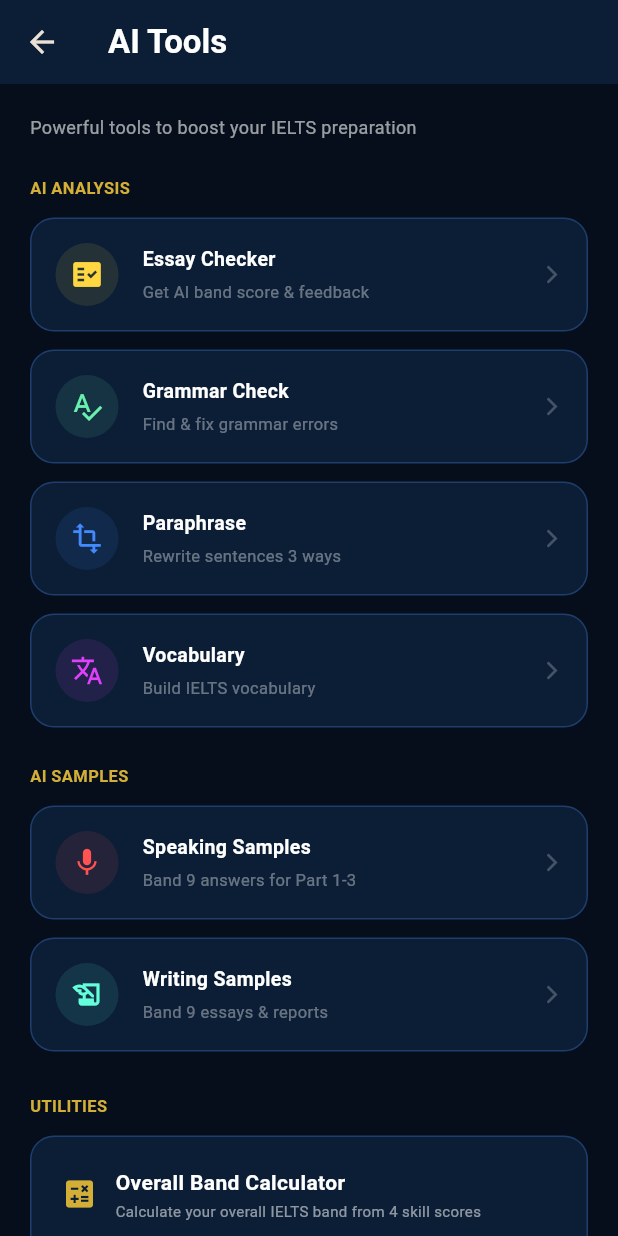
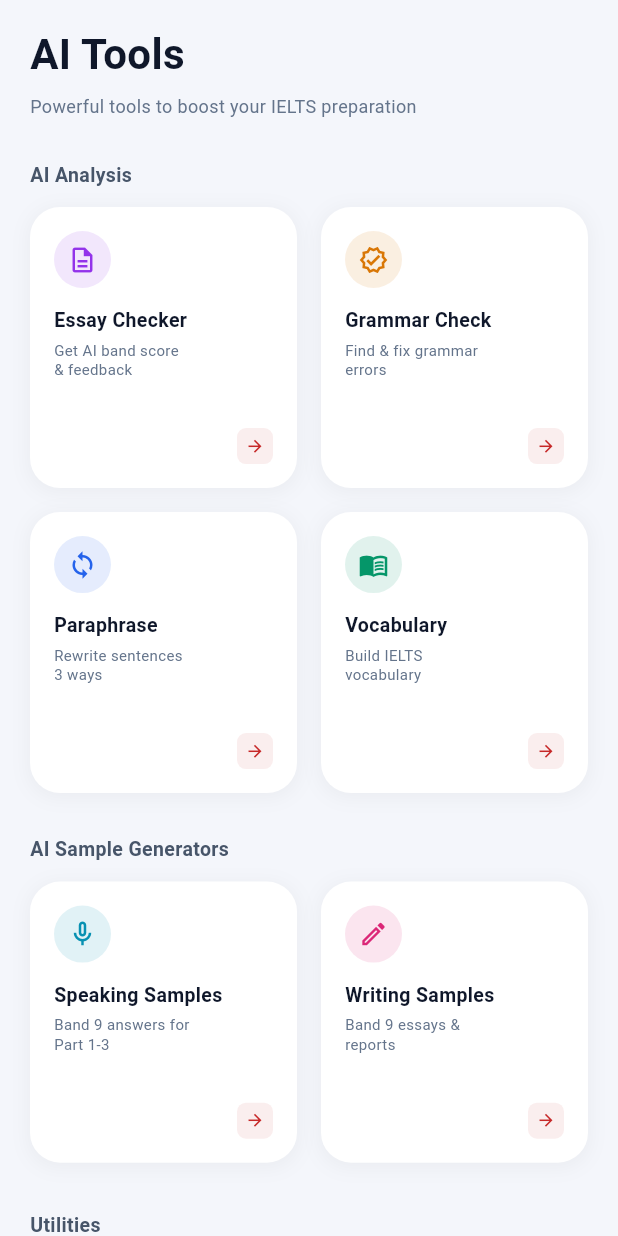
Before and after one commit to Omatsulijoshua/AuraLingo-AI-, a Flutter app: the ToolsScreen screen opened directly, on a phone screen of 412 x 824 dp. Run offline on Flutter 3.47's test engine with Material 3 defaults, Android fonts, the phone set to English and light mode, and no system bars; our stand-ins replace audioplayers, flutter_riverpod, shared_preferences; accounts and stored records are empty.

Commit message:
Feat: Redesign AI Tools screen to match modern 2-column grid layout, white cards, circle icons, fully clickable

```diff
--- a/mobile_app/lib/screens/tools_screen.dart
+++ b/mobile_app/lib/screens/tools_screen.dart
@@ -4,6 +4,8 @@
 import 'grammar_checker_screen.dart';
 import 'paraphrase_screen.dart';
 import 'vocabulary_builder_screen.dart';
+import 'speaking_practice_screen.dart';
+import 'writing_practice_screen.dart';
 
 class ToolsScreen extends StatefulWidget {
   const ToolsScreen({super.key});
@@ -40,28 +42,62 @@
   @override
   Widget build(BuildContext context) {
     return Scaffold(
-      backgroundColor: const Color(0xFF050E1A),
+      backgroundColor: const Color(0xFFF4F6FB),
       appBar: AppBar(
-        backgroundColor: const Color(0xFF0B1E36),
-        title: Text(_t('ai_tools_title'), style: const TextStyle(color: Colors.white, fontWeight: FontWeight.bold)),
+        backgroundColor: Colors.transparent,
         elevation: 0,
+        toolbarHeight: 0,
       ),
-      body: SingleChildScrollView(
-        padding: const EdgeInsets.all(20),
+      body: SafeArea(
+        child: SingleChildScrollView(
+          padding: const EdgeInsets.symmetric(horizontal: 20.0, vertical: 16.0),
           child: Column(
             crossAxisAlignment: CrossAxisAlignment.start,
             children: [
-            Text(_t('ai_tools_desc'), style: const TextStyle(color: Colors.white60, fontSize: 12)),
-            const SizedBox(height: 24),
+              // Title Header Section
+              const Text(
+                'AI Tools',
+                style: TextStyle(
+                  color: Color(0xFF0F172A),
+                  fontSize: 28,
+                  fontWeight: FontWeight.bold,
+                ),
+              ),
+              const SizedBox(height: 6),
+              const Text(
+                'Powerful tools to boost your IELTS preparation',
+                style: TextStyle(
+                  color: Color(0xFF64748B),
+                  fontSize: 12,
+                ),
+              ),
+              const SizedBox(height: 28),
 
-            // AI Analysis Grid
-            const Text('AI ANALYSIS', style: TextStyle(color: Color(0xFFD4AF37), fontSize: 11, fontWeight: FontWeight.bold)),
+              // AI Analysis Header
+              const Text(
+                'AI Analysis',
+                style: TextStyle(
+                  color: Color(0xFF475569),
+                  fontSize: 13,
+                  fontWeight: FontWeight.bold,
+                ),
+              ),
               const SizedBox(height: 12),
-            _buildToolCard(
-              _t('essay_checker'),
-              _t('essay_checker_desc'),
-              Icons.fact_check,
-              Colors.amberAccent,
+
+              // 2-Column Grid for AI Analysis
+              GridView.count(
+                shrinkWrap: true,
+                physics: const NeverScrollableScrollPhysics(),
+                crossAxisCount: 2,
+                crossAxisSpacing: 16,
+                mainAxisSpacing: 16,
+                childAspectRatio: 0.95,
+                children: [
+                  _buildGridToolCard(
+                    'Essay Checker',
+                    'Get AI band score\n& feedback',
+                    Icons.description_outlined,
+                    const Color(0xFF9333EA), // Purple
                     onTap: () {
                       Navigator.push(
                         context,
@@ -69,12 +105,11 @@
                       );
                     },
                   ),
-            const SizedBox(height: 12),
-            _buildToolCard(
-              _t('grammar_check'),
-              _t('grammar_check_desc'),
-              Icons.spellcheck,
-              Colors.greenAccent,
+                  _buildGridToolCard(
+                    'Grammar Check',
+                    'Find & fix grammar\nerrors',
+                    Icons.verified_outlined,
+                    const Color(0xFFD97706), // Orange
                     onTap: () {
                       Navigator.push(
                         context,
@@ -82,12 +117,11 @@
                       );
                     },
                   ),
-            const SizedBox(height: 12),
-            _buildToolCard(
-              _t('paraphrase'),
-              _t('paraphrase_desc'),
-              Icons.transform,
-              Colors.blueAccent,
+                  _buildGridToolCard(
+                    'Paraphrase',
+                    'Rewrite sentences\n3 ways',
+                    Icons.sync,
+                    const Color(0xFF2563EB), // Blue
                     onTap: () {
                       Navigator.push(
                         context,
@@ -95,12 +129,11 @@
                       );
                     },
                   ),
-            const SizedBox(height: 12),
-            _buildToolCard(
-              _t('vocabulary'),
-              _t('vocabulary_desc'),
-              Icons.translate,
-              Colors.purpleAccent,
+                  _buildGridToolCard(
+                    'Vocabulary',
+                    'Build IELTS\nvocabulary',
+                    Icons.menu_book_outlined,
+                    const Color(0xFF059669), // Green
                     onTap: () {
                       Navigator.push(
                         context,
@@ -108,43 +141,103 @@
                       );
                     },
                   ),
-
-            const SizedBox(height: 24),
-
-            // Sample Generators
-            const Text('AI SAMPLES', style: TextStyle(color: Color(0xFFD4AF37), fontSize: 11, fontWeight: FontWeight.bold)),
-            const SizedBox(height: 12),
-            _buildToolCard(_t('speaking_samples'), _t('speaking_samples_desc'), Icons.mic, Colors.redAccent),
-            const SizedBox(height: 12),
-            _buildToolCard(_t('writing_samples'), _t('writing_samples_desc'), Icons.history_edu, Colors.tealAccent),
-
+                ],
+              ),
               const SizedBox(height: 28),
 
-            // Band Calculator Widget
-            const Text('UTILITIES', style: TextStyle(color: Color(0xFFD4AF37), fontSize: 11, fontWeight: FontWeight.bold)),
+              // AI Sample Generators Header
+              const Text(
+                'AI Sample Generators',
+                style: TextStyle(
+                  color: Color(0xFF475569),
+                  fontSize: 13,
+                  fontWeight: FontWeight.bold,
+                ),
+              ),
+              const SizedBox(height: 12),
+
+              // 2-Column Grid for Sample Generators
+              GridView.count(
+                shrinkWrap: true,
+                physics: const NeverScrollableScrollPhysics(),
+                crossAxisCount: 2,
+                crossAxisSpacing: 16,
+                mainAxisSpacing: 16,
+                childAspectRatio: 0.95,
+                children: [
+                  _buildGridToolCard(
+                    'Speaking Samples',
+                    'Band 9 answers for\nPart 1-3',
+                    Icons.mic_none_outlined,
+                    const Color(0xFF0891B2), // Cyan
+                    onTap: () {
+                      Navigator.push(
+                        context,
+                        MaterialPageRoute(builder: (_) => const SpeakingPracticeScreen()),
+                      );
+                    },
+                  ),
+                  _buildGridToolCard(
+                    'Writing Samples',
+                    'Band 9 essays &\nreports',
+                    Icons.edit_outlined,
+                    const Color(0xFFDB2777), // Pink
+                    onTap: () {
+                      Navigator.push(
+                        context,
+                        MaterialPageRoute(builder: (_) => const WritingPracticeScreen()),
+                      );
+                    },
+                  ),
+                ],
+              ),
+              const SizedBox(height: 32),
+
+              // Band Calculator / Utilities
+              const Text(
+                'Utilities',
+                style: TextStyle(
+                  color: Color(0xFF475569),
+                  fontSize: 13,
+                  fontWeight: FontWeight.bold,
+                ),
+              ),
               const SizedBox(height: 12),
 
               Container(
                 padding: const EdgeInsets.all(20),
                 decoration: BoxDecoration(
-                color: const Color(0xFF0B1E36),
-                borderRadius: BorderRadius.circular(16),
-                border: Border.all(color: const Color(0xFF1E3E6E)),
+                  color: Colors.white,
+                  borderRadius: BorderRadius.circular(20),
+                  boxShadow: [
+                    BoxShadow(
+                      color: Colors.black.withValues(alpha: 0.04),
+                      blurRadius: 10,
+                      spreadRadius: 1,
+                      offset: const Offset(0, 2),
+                    ),
+                  ],
                 ),
                 child: Column(
                   crossAxisAlignment: CrossAxisAlignment.stretch,
                   children: [
                     Row(
                       children: [
-                      const Icon(Icons.calculate, color: Color(0xFFD4AF37), size: 24),
+                        const Icon(Icons.calculate_outlined, color: Color(0xFFC62828), size: 24),
                         const SizedBox(width: 12),
                         Expanded(
                           child: Column(
                             crossAxisAlignment: CrossAxisAlignment.start,
                             children: [
-                            Text(_t('band_calculator'), style: const TextStyle(color: Colors.white, fontWeight: FontWeight.bold, fontSize: 14)),
+                              Text(
+                                _t('band_calculator'),
+                                style: const TextStyle(color: Color(0xFF0F172A), fontWeight: FontWeight.bold, fontSize: 14),
+                              ),
                               const SizedBox(height: 2),
-                            Text(_t('band_calculator_desc'), style: const TextStyle(color: Colors.white54, fontSize: 10)),
+                              Text(
+                                _t('band_calculator_desc'),
+                                style: const TextStyle(color: Color(0xFF64748B), fontSize: 10),
+                              ),
                             ],
                           ),
                         ),
@@ -156,17 +249,17 @@
                     Container(
                       padding: const EdgeInsets.symmetric(vertical: 16),
                       decoration: BoxDecoration(
-                      color: const Color(0xFF050E1A),
+                        color: const Color(0xFFF4F6FB),
                         borderRadius: BorderRadius.circular(12),
-                      border: Border.all(color: const Color(0xFFD4AF37)),
+                        border: Border.all(color: const Color(0xFFC62828).withValues(alpha: 0.2)),
                       ),
                       child: Column(
                         children: [
-                        const Text('Calculated Overall Band', style: TextStyle(color: Colors.white54, fontSize: 10)),
+                          const Text('Calculated Overall Band', style: TextStyle(color: Color(0xFF64748B), fontSize: 10)),
                           const SizedBox(height: 4),
                           Text(
                             '$_overallBand',
-                          style: const TextStyle(color: Colors.white, fontSize: 32, fontWeight: FontWeight.w900),
+                            style: const TextStyle(color: Color(0xFFC62828), fontSize: 32, fontWeight: FontWeight.w900),
                           ),
                         ],
                       ),
@@ -197,45 +290,91 @@
             ],
           ),
         ),
+      ),
     );
   }
 
-  Widget _buildToolCard(String title, String desc, IconData icon, Color accentColor, {VoidCallback? onTap}) {
-    return Material(
+  Widget _buildGridToolCard(
+    String title,
+    String desc,
+    IconData icon,
+    Color accentColor, {
+    VoidCallback? onTap,
+  }) {
+    return Container(
+      decoration: BoxDecoration(
+        color: Colors.white,
+        borderRadius: BorderRadius.circular(20),
+        boxShadow: [
+          BoxShadow(
+            color: Colors.black.withValues(alpha: 0.04),
+            blurRadius: 10,
+            spreadRadius: 1,
+            offset: const Offset(0, 2),
+          ),
+        ],
+      ),
+      child: Material(
         color: Colors.transparent,
         child: InkWell(
           onTap: onTap,
-        borderRadius: BorderRadius.circular(16),
-        child: Container(
-          padding: const EdgeInsets.all(16),
-          decoration: BoxDecoration(
-            color: const Color(0xFF0B1E36),
-            borderRadius: BorderRadius.circular(16),
-            border: Border.all(color: const Color(0xFF1E3E6E)),
-          ),
-          child: Row(
-            children: [
-              Container(
-                padding: const EdgeInsets.all(10),
-                decoration: BoxDecoration(
-                  color: accentColor.withOpacity(0.1),
-                  shape: BoxShape.circle,
-                ),
-                child: Icon(icon, color: accentColor, size: 22),
-              ),
-              const SizedBox(width: 16),
-              Expanded(
+          borderRadius: BorderRadius.circular(20),
+          child: Padding(
+            padding: const EdgeInsets.all(16.0),
             child: Column(
               crossAxisAlignment: CrossAxisAlignment.start,
               children: [
-                    Text(title, style: const TextStyle(color: Colors.white, fontWeight: FontWeight.bold, fontSize: 13)),
+                // Top circle icon badge
+                Container(
+                  width: 38,
+                  height: 38,
+                  decoration: BoxDecoration(
+                    color: accentColor.withValues(alpha: 0.12),
+                    shape: BoxShape.circle,
+                  ),
+                  child: Icon(icon, color: accentColor, size: 20),
+                ),
+                const SizedBox(height: 12),
+                // Title
+                Text(
+                  title,
+                  style: const TextStyle(
+                    color: Color(0xFF0F172A),
+                    fontWeight: FontWeight.bold,
+                    fontSize: 13,
+                  ),
+                ),
                 const SizedBox(height: 4),
-                    Text(desc, style: const TextStyle(color: Colors.white38, fontSize: 11)),
+                // Description
+                Expanded(
+                  child: Text(
+                    desc,
+                    style: const TextStyle(
+                      color: Color(0xFF64748B),
+                      fontSize: 10,
+                      height: 1.3,
+                    ),
+                  ),
+                ),
+                // Bottom right arrow button container
+                Align(
+                  alignment: Alignment.bottomRight,
+                  child: Container(
+                    width: 24,
+                    height: 24,
+                    decoration: BoxDecoration(
+                      color: const Color(0xFFC62828).withValues(alpha: 0.08),
+                      borderRadius: BorderRadius.circular(6),
+                    ),
+                    child: const Icon(
+                      Icons.arrow_forward,
+                      color: Color(0xFFC62828),
+                      size: 13,
+                    ),
+                  ),
+                ),
               ],
             ),
-              ),
-              const Icon(Icons.arrow_forward_ios, color: Colors.white24, size: 14),
-            ],
           ),
         ),
       ),
@@ -249,7 +388,7 @@
         children: [
           SizedBox(
             width: 80,
-            child: Text(label, style: const TextStyle(color: Colors.white70, fontSize: 12, fontWeight: FontWeight.w600)),
+            child: Text(label, style: const TextStyle(color: Color(0xFF475569), fontSize: 12, fontWeight: FontWeight.w600)),
           ),
           Expanded(
             child: Slider(
@@ -258,14 +397,14 @@
               max: 9.0,
               divisions: 10,
               label: val.toString(),
-              activeColor: const Color(0xFFD4AF37),
-              inactiveColor: const Color(0xFF1E3E6E),
+              activeColor: const Color(0xFFC62828),
+              inactiveColor: const Color(0xFFCBD5E1),
               onChanged: onChanged,
             ),
           ),
           SizedBox(
             width: 30,
-            child: Text(val.toString(), style: const TextStyle(color: Color(0xFFD4AF37), fontWeight: FontWeight.bold, fontSize: 12)),
+            child: Text(val.toString(), style: const TextStyle(color: Color(0xFFC62828), fontWeight: FontWeight.bold, fontSize: 12)),
           ),
         ],
       ),
```
Lines whose indentation alone changed are shown as unchanged.
